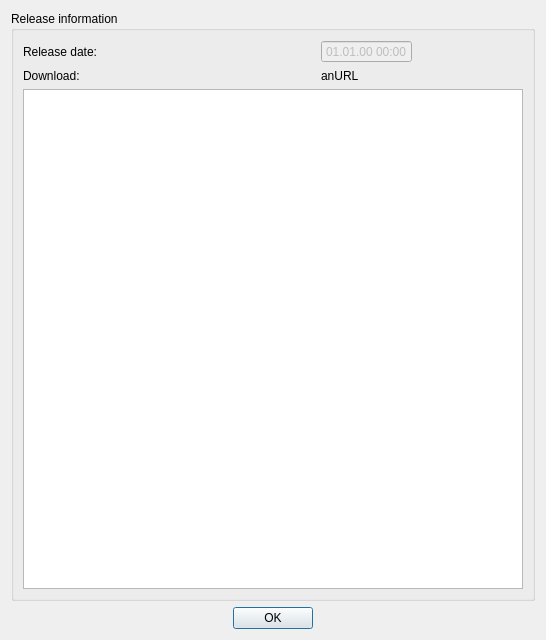
Qt form src/releaseinfodialog.ui (velnias75/NetMauMau-Qt-Client) before a commit.
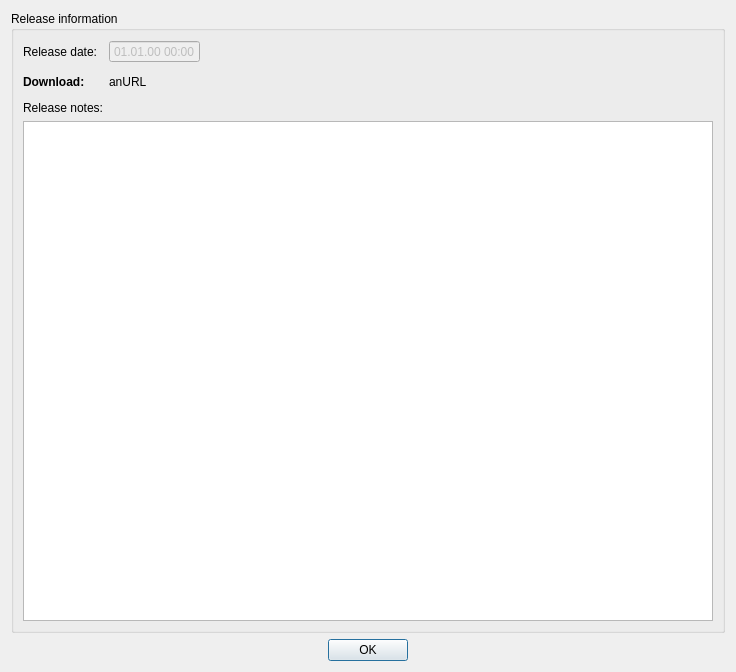
The same form after that commit.

Commit message: improved release info dialog

```diff
--- a/src/releaseinfodialog.ui
+++ b/src/releaseinfodialog.ui
@@ -6,7 +6,7 @@
    <rect>
     <x>0</x>
     <y>0</y>
-    <width>522</width>
+    <width>712</width>
     <height>620</height>
    </rect>
   </property>
@@ -19,7 +19,14 @@
      <property name="title">
       <string>Release information</string>
      </property>
-     <layout class="QGridLayout" name="gridLayout_2" columnstretch="1,2">
+     <layout class="QFormLayout" name="formLayout">
+      <item row="0" column="0">
+       <widget class="QLabel" name="label">
+        <property name="text">
+         <string>Release date:</string>
+        </property>
+       </widget>
+      </item>
       <item row="0" column="1">
        <widget class="QDateTimeEdit" name="releaseDateEdit">
         <property name="enabled">
@@ -42,17 +49,34 @@
         </property>
        </widget>
       </item>
-      <item row="3" column="0" colspan="2">
+      <item row="2" column="0">
+       <widget class="QLabel" name="label_2">
+        <property name="font">
+         <font>
+          <weight>75</weight>
+          <bold>true</bold>
+         </font>
+        </property>
+        <property name="text">
+         <string>Download:</string>
+        </property>
+       </widget>
+      </item>
+      <item row="2" column="1">
+       <widget class="QLabel" name="dlUrlLabel">
+        <property name="text">
+         <string notr="true">anURL</string>
+        </property>
+        <property name="openExternalLinks">
+         <bool>true</bool>
+        </property>
+       </widget>
+      </item>
+      <item row="5" column="0" colspan="2">
        <widget class="QTextBrowser" name="releaseHtml">
-        <property name="sizePolicy">
-         <sizepolicy hsizetype="MinimumExpanding" vsizetype="Expanding">
-          <horstretch>0</horstretch>
-          <verstretch>0</verstretch>
-         </sizepolicy>
-        </property>
         <property name="minimumSize">
          <size>
-          <width>500</width>
+          <width>690</width>
           <height>500</height>
          </size>
         </property>
@@ -64,41 +88,38 @@
         </property>
        </widget>
       </item>
-      <item row="0" column="0">
-       <widget class="QLabel" name="label">
-        <property name="sizePolicy">
-         <sizepolicy hsizetype="Maximum" vsizetype="Preferred">
-          <horstretch>0</horstretch>
-          <verstretch>0</verstretch>
-         </sizepolicy>
-        </property>
+      <item row="4" column="0">
+       <widget class="QLabel" name="label_3">
         <property name="text">
-         <string>Release date:</string>
+         <string>Release notes:</string>
         </property>
        </widget>
       </item>
       <item row="1" column="0">
-       <widget class="QLabel" name="label_2">
-        <property name="sizePolicy">
-         <sizepolicy hsizetype="Maximum" vsizetype="Preferred">
-          <horstretch>0</horstretch>
-          <verstretch>0</verstretch>
-         </sizepolicy>
+       <spacer name="verticalSpacer">
+        <property name="orientation">
+         <enum>Qt::Vertical</enum>
         </property>
-        <property name="text">
-         <string>Download:</string>
+        <property name="sizeHint" stdset="0">
+         <size>
+          <width>20</width>
+          <height>40</height>
+         </size>
         </property>
-       </widget>
+       </spacer>
       </item>
-      <item row="1" column="1">
-       <widget class="QLabel" name="dlUrlLabel">
-        <property name="text">
-         <string notr="true">anURL</string>
+      <item row="3" column="0">
+       <spacer name="verticalSpacer_2">
+        <property name="orientation">
+         <enum>Qt::Vertical</enum>
         </property>
-        <property name="openExternalLinks">
-         <bool>true</bool>
+        <property name="sizeHint" stdset="0">
+         <size>
+          <width>20</width>
+          <height>40</height>
+         </size>
         </property>
-       </widget>
+       </spacer>
       </item>
      </layout>
     </widget>
```
The commit also changes 6 other files.
